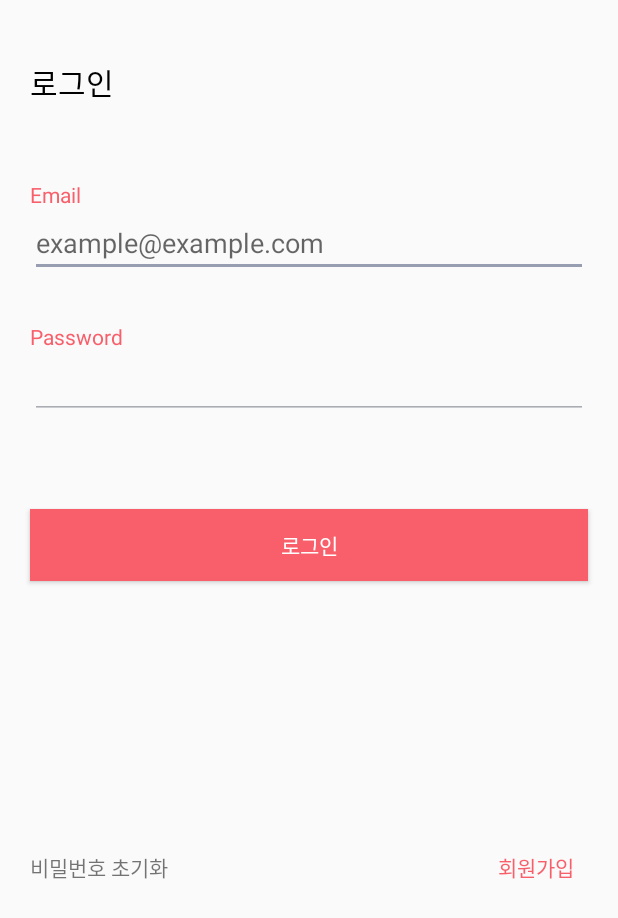
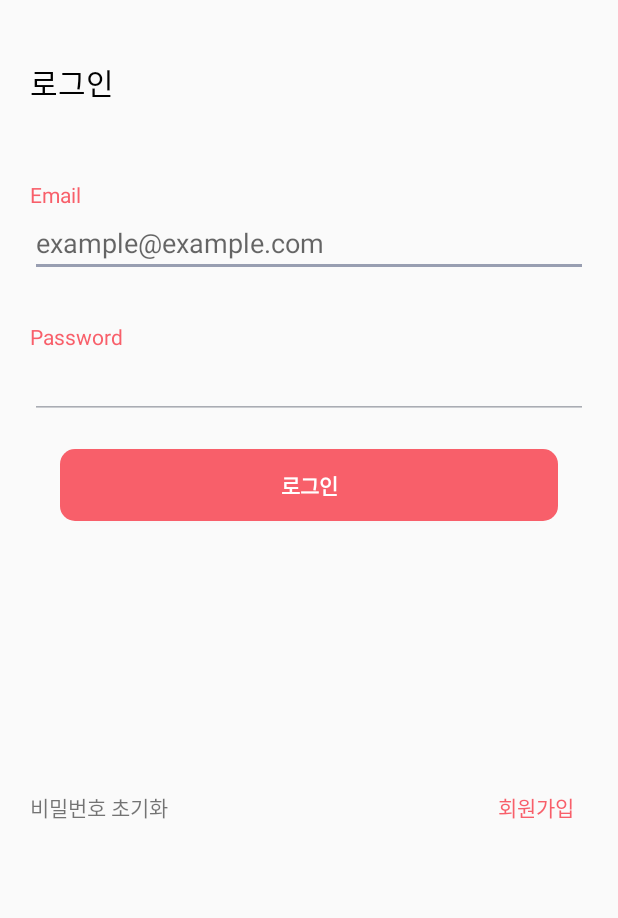
Before and after one commit to GDSC-KNU/TIL-Frontend, an Android app: the screen it shows after launch (MainActivity), on a phone screen of 412 x 824 dp. Shown: the top 918 px of the screen. Run offline under Robolectric (Android 15) with nearby library versions, the phone set to English and light mode, and no system bars; libraries missing offline, so code that uses them is left out: com.squareup.okhttp.

Commit message:
[FIX] 로그인 화면 버튼 스타일 수정
라운드 버튼으로 변경

```diff
--- /dev/null
+++ b/app/src/main/res/drawable/round_button.xml
@@ -0,0 +1,32 @@
+<?xml version="1.0" encoding="utf-8"?>
+<selector xmlns:android="http://schemas.android.com/apk/res/android">
+    <!-- 평상시 -->
+    <item android:state_pressed="false">
+        <shape>
+            <!-- 배경 -->
+            <solid android:color="#F85F6A" />
+            <!-- 코너 둥근 정도 -->
+            <corners
+                android:bottomLeftRadius="10dp"
+                android:bottomRightRadius="10dp"
+                android:topLeftRadius="10dp"
+                android:topRightRadius="10dp" />\
+
+        </shape>
+    </item>
+
+    <!-- 클릭했을 때 -->
+    <item android:state_pressed="true">
+        <shape>
+            <!-- 배경 -->
+            <solid android:color="#F85F6A" />
+            <!-- 코너 둥근 정도 -->
+            <corners
+                android:bottomLeftRadius="10dp"
+                android:bottomRightRadius="10dp"
+                android:topLeftRadius="10dp"
+                android:topRightRadius="10dp" />
+        </shape>
+    </item>
+
+</selector>
--- a/app/src/main/res/layout/activity_main.xml
+++ b/app/src/main/res/layout/activity_main.xml
@@ -52,12 +52,13 @@
         android:layout_width="match_parent"
         android:layout_height="wrap_content"
         android:layout_gravity="center_horizontal"
-        android:layout_marginRight="20dp"
-        android:layout_marginLeft="20dp"
-        android:layout_marginTop="60dp"
-        android:background="#f85f6a"
+        android:layout_marginLeft="40dp"
+        android:layout_marginTop="20dp"
+        android:layout_marginRight="40dp"
+        android:background="@drawable/round_button"
+        android:text="로그인"
         android:textColor="#FFFFFF"
-        android:text="로그인"/>
+        android:textStyle="bold" />
 
     <LinearLayout
         android:layout_width="match_parent"
```
